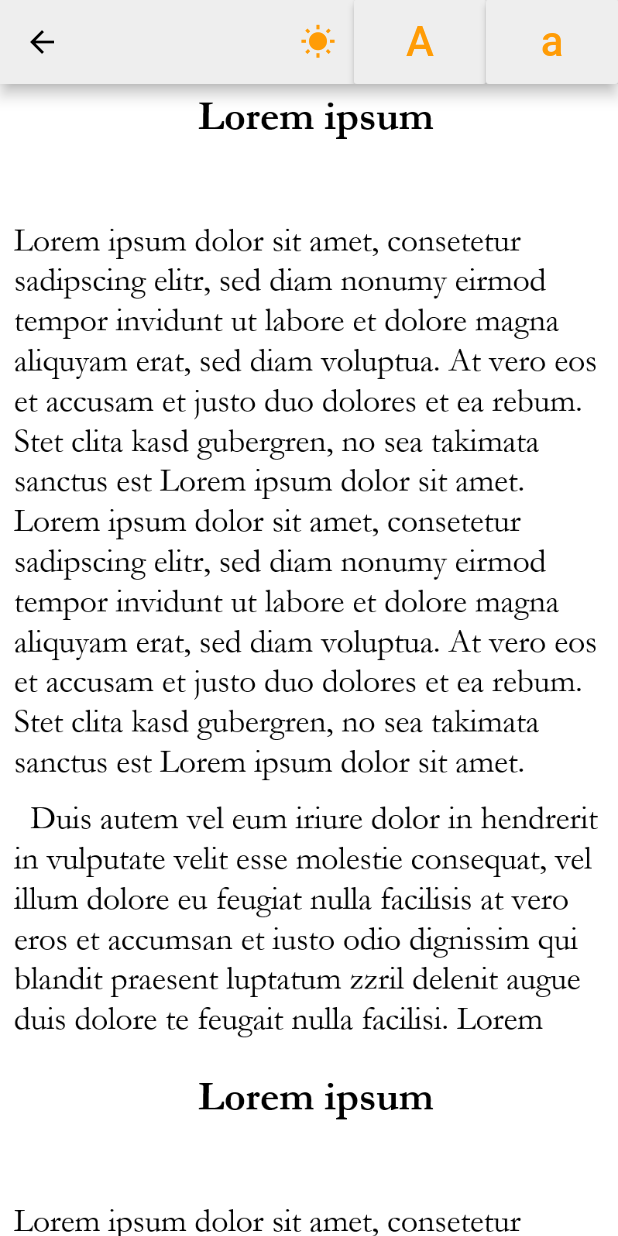
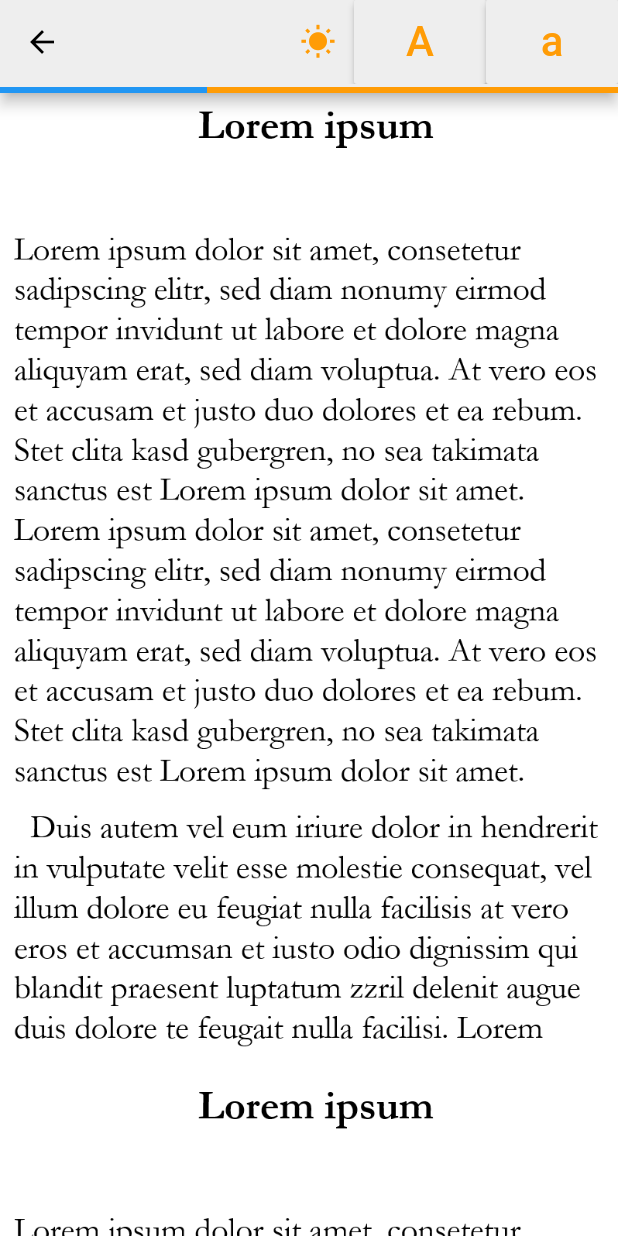
Before and after one commit to mobileappdevhm19/HINT-Reader, a Flutter app: the BookView screen opened directly, on a phone screen of 412 x 824 dp. Run offline on Flutter 3.47's test engine with Material 2 defaults, Android fonts, the phone set to English and light mode, and no system bars.

Commit message:
Progress bar in book view displayed

```diff
--- /dev/null
+++ b/hintreader/lib/progbar/MyLinearProgressIndicator.dart
@@ -0,0 +1,23 @@
+import 'package:flutter/material.dart';
+
+const double _kMyLinearProgressIndicatorHeight = 6.0;
+
+class MyLinearProgressIndicator extends LinearProgressIndicator
+    implements PreferredSizeWidget {
+  MyLinearProgressIndicator({
+    Key key,
+    double value,
+    Color backgroundColor,
+    Animation<Color> valueColor,
+  }) : super(
+    key: key,
+    value: value,
+    backgroundColor: backgroundColor,
+    valueColor: valueColor,
+  ) {
+    preferredSize = Size(double.infinity, _kMyLinearProgressIndicatorHeight);
+  }
+
+  @override
+  Size preferredSize;
+}
--- a/hintreader/lib/views/BookView.dart
+++ b/hintreader/lib/views/BookView.dart
@@ -1,4 +1,5 @@
 import 'package:flutter/material.dart';
+import 'package:hintreader/progbar/MyLinearProgressIndicator.dart';
 
 class BookView extends StatefulWidget {
   BookView(this.title, this.darkmode, this.size);
@@ -37,6 +38,10 @@ class _BookViewState extends State<BookView> {
   Widget build(BuildContext context) {
     return Scaffold(
       appBar: AppBar(
+          bottom: MyLinearProgressIndicator(
+            backgroundColor: colorCustom,
+            value: calculateProgressBar(),
+          ),
           // Here we take the value from the MyHomePage object that was created by
           // the App.build method, and use it to set our appbar title.
           actions: <Widget>[
@@ -89,6 +94,8 @@ class _BookViewState extends State<BookView> {
           ]),
       body: OrientationBuilder(
         builder: (context, orientation) {
+
+
           return orientation == Orientation.portrait
               ? portraitOrientation()
               : landscapeOrientation();
@@ -193,4 +200,8 @@ class _BookViewState extends State<BookView> {
     return Container(
         child: listView);
   }
+
+  calculateProgressBar() {
+    return 0.335;
+  }
 }
```
Also changed, not shown: hintreader/lib/progbar/ProgressBar.dart (added, +61 -0 lines).
